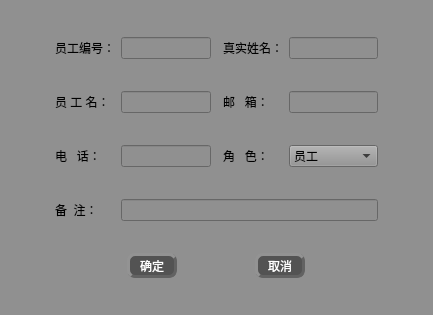
Old version of the form Deca/management/staff_modify2.ui in the repository summerfll/wms.
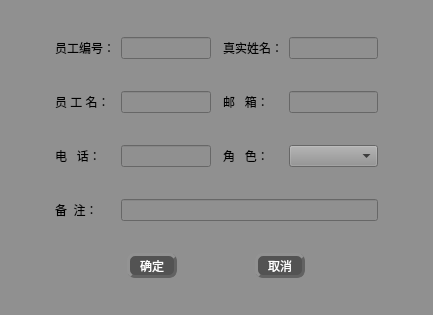
New version of the form. Icons and pictures are not drawn.

The edit to the form file:
```diff
--- a/Deca/management/staff_modify2.ui
+++ b/Deca/management/staff_modify2.ui
@@ -85,6 +85,11 @@
    </item>
    <item row="5" column="6">
     <widget class="QComboBox" name="comboBox">
+     <item>
+      <property name="text">
+       <string/>
+      </property>
+     </item>
      <item>
       <property name="text">
        <string>员工</string>
```
